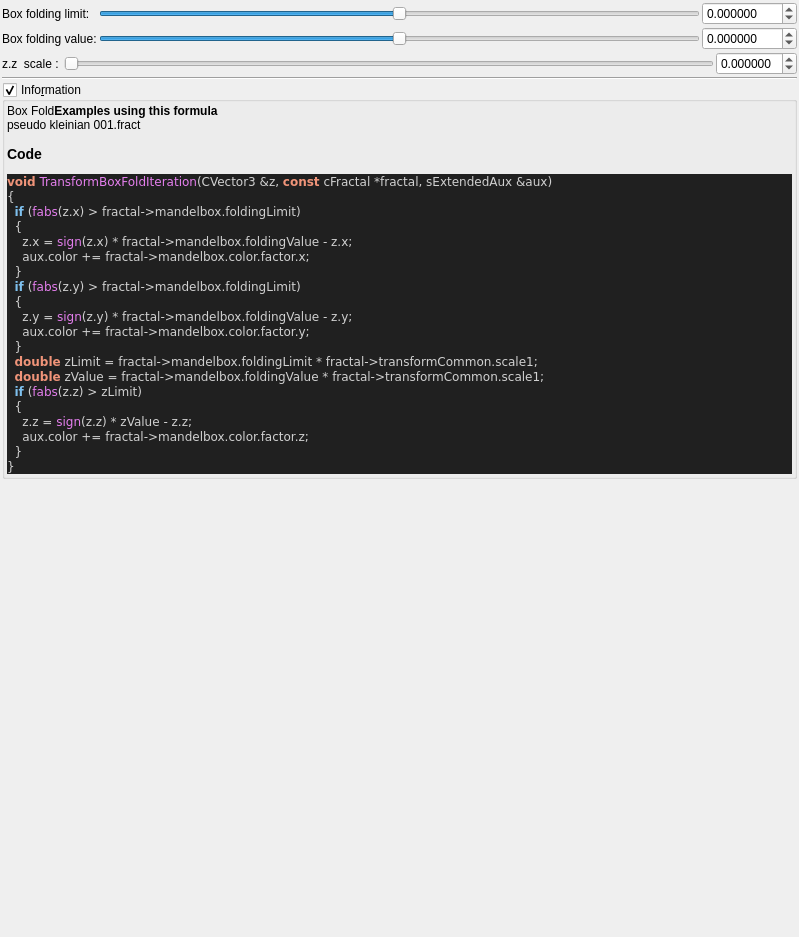
Above: mandelbulber2/qt_data/fractal_transf_box_fold.ui from buddhi1980/mandelbulber2 before the change. Below: the same form after it.
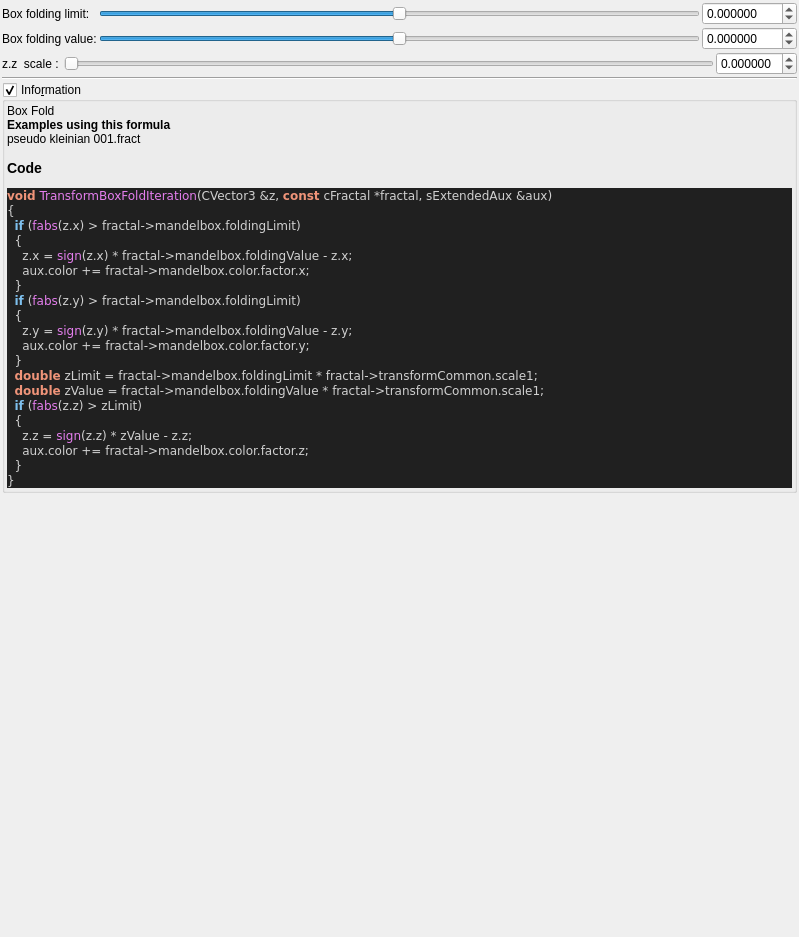
That is the form after the change. Custom widgets are drawn as their Qt base class.

The edit to the form file:
```diff
--- a/mandelbulber2/qt_data/fractal_transf_box_fold.ui
+++ b/mandelbulber2/qt_data/fractal_transf_box_fold.ui
@@ -250,7 +250,7 @@
         <property name="text">
          <string notr="true">&lt;p&gt;Box Fold&lt;/p&gt;&lt;table&gt;
 &lt;/table&gt;
-&lt;b&gt;Examples using this formula&lt;/b&gt;&lt;br&gt;pseudo kleinian 001.fract&lt;h3&gt;Code&lt;/h3&gt;
+&lt;br&gt;&lt;b&gt;Examples using this formula&lt;/b&gt;&lt;br&gt;pseudo kleinian 001.fract&lt;h3&gt;Code&lt;/h3&gt;
 &lt;body style=&quot;background-color:#202020&quot;&gt;
 &lt;pre style=&quot;color:#d0d0d0; background-color:#202020;  font-family:'Courier New',monospace;&quot;&gt;&lt;span style=&quot;color:#f09479; font-weight:bold&quot;&gt;void&lt;/span&gt; &lt;span style=&quot;color:#e47eed&quot;&gt;TransformBoxFoldIteration&lt;/span&gt;&lt;span style=&quot;color:#d0d0d0&quot;&gt;(&lt;/span&gt;CVector3 &lt;span style=&quot;color:#d0d0d0&quot;&gt;&amp;amp;&lt;/span&gt;z&lt;span style=&quot;color:#d0d0d0&quot;&gt;,&lt;/span&gt; &lt;span style=&quot;color:#f09479; font-weight:bold&quot;&gt;const&lt;/span&gt; cFractal &lt;span style=&quot;color:#d0d0d0&quot;&gt;*&lt;/span&gt;fractal&lt;span style=&quot;color:#d0d0d0&quot;&gt;,&lt;/span&gt; sExtendedAux &lt;span style=&quot;color:#d0d0d0&quot;&gt;&amp;amp;&lt;/span&gt;aux&lt;span style=&quot;color:#d0d0d0&quot;&gt;)&lt;/span&gt;
 &lt;span style=&quot;color:#d0d0d0&quot;&gt;{&lt;/span&gt;
```
